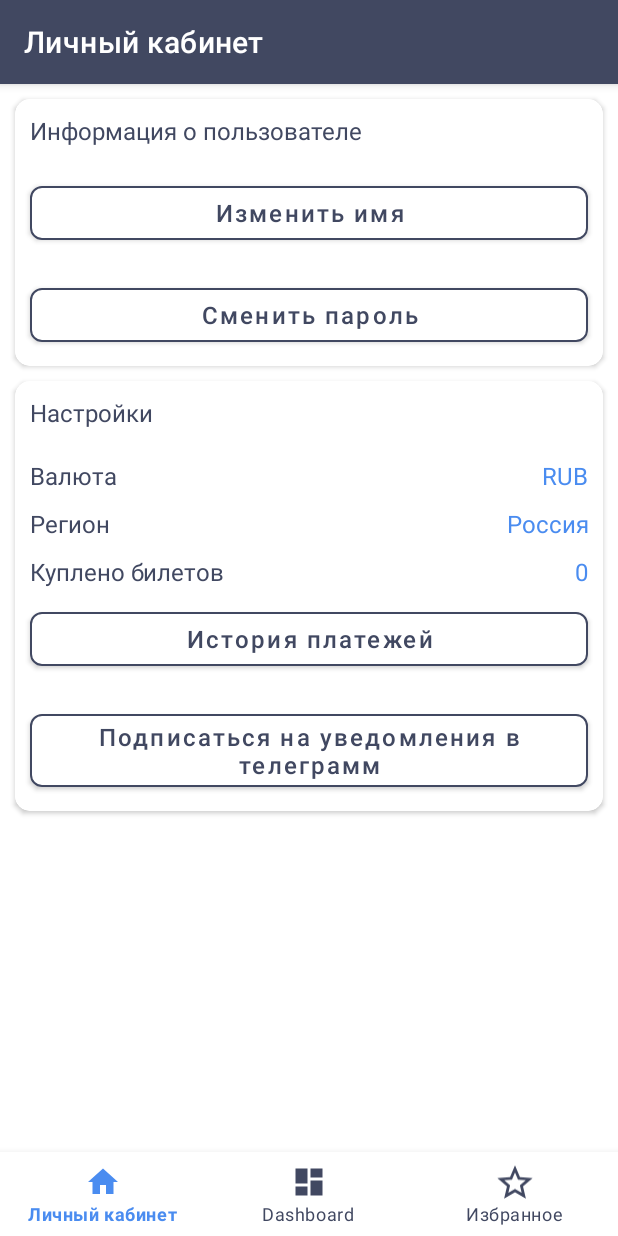
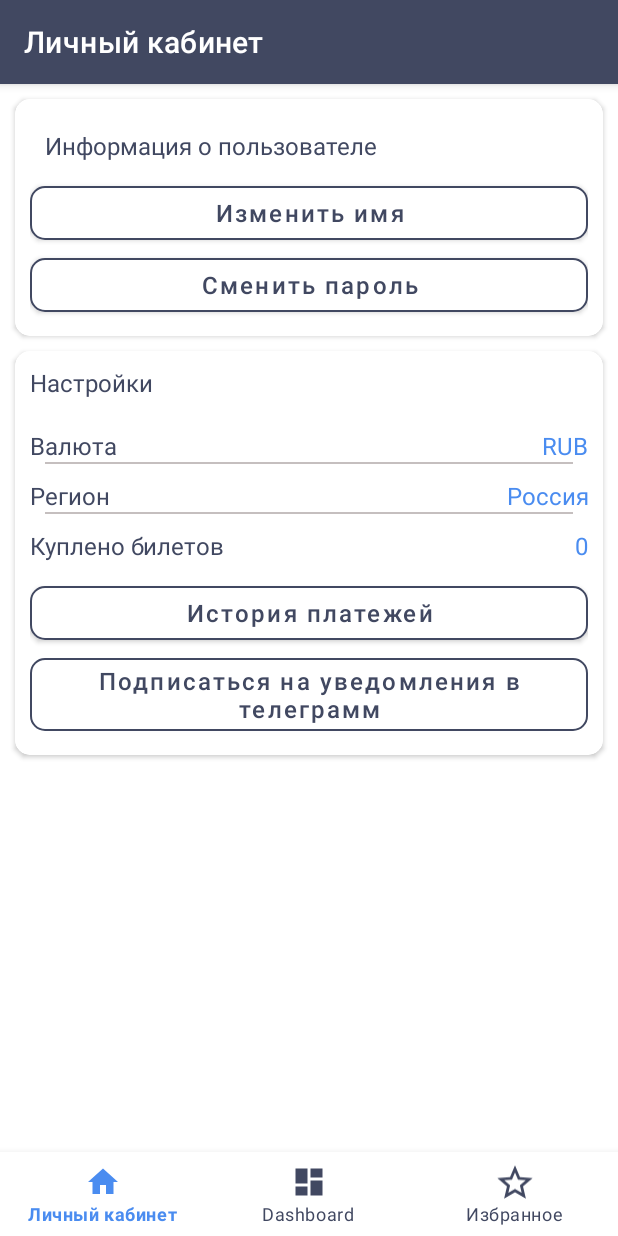
Before and after one commit to kathiir/AviaProject, an Android app: the screen it shows after launch (MainActivity), on a phone screen of 412 x 824 dp. Run offline under Robolectric (Android 15) with nearby library versions, the phone set to English and light mode, and no system bars; our stand-ins replace navigation-ui.

Commit message:
Added utility screens for login, register and pass recovering

```diff
--- a/frontend/app/src/main/java/com/example/aviaApplication/ui/home/HomeFragment.java
+++ b/frontend/app/src/main/java/com/example/aviaApplication/ui/home/HomeFragment.java
@@ -4,12 +4,9 @@ import android.os.Bundle;
 import android.view.LayoutInflater;
 import android.view.View;
 import android.view.ViewGroup;
-import android.widget.TextView;
 
 import androidx.annotation.NonNull;
-import androidx.annotation.Nullable;
 import androidx.fragment.app.Fragment;
-import androidx.lifecycle.Observer;
 import androidx.lifecycle.ViewModelProvider;
 
 import com.example.aviaApplication.R;
--- /dev/null
+++ b/frontend/app/src/main/res/drawable/divider_linear_layout.xml
@@ -0,0 +1,5 @@
+<?xml version="1.0" encoding="utf-8"?>
+<shape xmlns:android="http://schemas.android.com/apk/res/android" >
+    <size android:height="1dp"/>
+    <solid android:color="#c5bfbf"/>
+</shape>
--- a/frontend/app/src/main/res/drawable/rounded_corners_stroke.xml
+++ b/frontend/app/src/main/res/drawable/rounded_corners_for_login_screen.xml
@@ -3,11 +3,11 @@
     android:layout_width="wrap_content"
     android:layout_height="wrap_content"
     android:shape="rectangle">
-    <solid android:color="@color/white" />
+    <solid android:color="@color/sail" />
     <corners android:radius="@dimen/default_corner_radius" />
 
     <stroke
         android:width="1dp"
-        android:color="@color/fiord" />
+        android:color="@color/white" />
 
 </shape>
--- a/frontend/app/src/main/res/layout/fragment_home.xml
+++ b/frontend/app/src/main/res/layout/fragment_home.xml
@@ -10,17 +10,17 @@
     <androidx.cardview.widget.CardView
         android:layout_width="match_parent"
         android:layout_height="wrap_content"
-        android:layout_marginStart="10dp"
-        android:layout_marginTop="10dp"
-        android:layout_marginEnd="10dp"
+        android:layout_marginStart="@dimen/default_home_margin"
+        android:layout_marginTop="@dimen/default_home_margin"
+        android:layout_marginEnd="@dimen/default_home_margin"
         android:elevation="5dp"
         app:cardCornerRadius="@dimen/default_corner_radius">
 
         <LinearLayout
             android:layout_width="match_parent"
             android:layout_height="wrap_content"
+            android:padding="10dp"
             android:background="@drawable/rounded_corners"
-
             android:orientation="vertical">
 
             <TextView
@@ -28,7 +28,7 @@
                 android:layout_width="wrap_content"
                 android:layout_height="match_parent"
                 android:text="@string/title_user_name"
-                android:layout_margin="10dp"
+                android:layout_margin="@dimen/default_home_margin"
                 style="@style/TextViewInSettings"/>
 
             <Button
@@ -36,25 +36,26 @@
                 android:layout_width="match_parent"
                 android:layout_height="wrap_content"
                 android:text="@string/button_change_name"
+                android:layout_margin="0dp"
                 style="@style/ButtonWithBorders"/>
 
             <Button
                 android:id="@+id/button_change_pass"
                 style="@style/ButtonWithBorders"
+                android:layout_margin="0dp"
                 android:layout_width="match_parent"
                 android:layout_height="wrap_content"
                 android:text="@string/button_change_pass" />
 
         </LinearLayout>
-
     </androidx.cardview.widget.CardView>
 
     <androidx.cardview.widget.CardView
         android:layout_width="match_parent"
         android:layout_height="wrap_content"
-        android:layout_marginStart="10dp"
-        android:layout_marginTop="10dp"
-        android:layout_marginEnd="10dp"
+        android:layout_marginStart="@dimen/default_home_margin"
+        android:layout_marginTop="@dimen/default_home_margin"
+        android:layout_marginEnd="@dimen/default_home_margin"
         android:elevation="5dp"
         app:cardCornerRadius="@dimen/default_corner_radius">
 
@@ -71,6 +72,14 @@
                 android:text="@string/title_settings"
                 android:layout_margin="10dp"
                 style="@style/TextViewInSettings"/>
+
+            <LinearLayout
+                android:orientation="vertical"
+                android:divider="@drawable/divider_linear_layout"
+                android:showDividers="middle"
+                android:dividerPadding="20dp"
+                android:layout_width="match_parent"
+                android:layout_height="wrap_content">
 
             <LinearLayout
                 android:layout_width="match_parent"
@@ -143,22 +152,31 @@
                     android:textColor="@color/cornflower_blue"
                     style="@style/TextViewInSettings"/>
             </LinearLayout>
+            </LinearLayout>
 
+            <LinearLayout
+                android:orientation="vertical"
+                android:layout_width="match_parent"
+                android:layout_height="wrap_content"
+                android:padding="10dp">
 
             <Button
                 android:id="@+id/button_payment_history"
                 android:layout_width="match_parent"
                 android:layout_height="wrap_content"
                 android:text="@string/button_payment_history"
+                android:layout_margin="0dp"
                 style="@style/ButtonWithBorders"/>
 
             <Button
                 android:id="@+id/button_teleg_notifications"
                 style="@style/ButtonWithBorders"
+                android:layout_margin="0dp"
                 android:layout_width="match_parent"
                 android:layout_height="wrap_content"
                 android:text="@string/button_teleg_notifications"/>
 
+            </LinearLayout>
         </LinearLayout>
 
     </androidx.cardview.widget.CardView>
--- a/frontend/app/src/main/res/values/colors.xml
+++ b/frontend/app/src/main/res/values/colors.xml
@@ -18,4 +18,5 @@
     <color name="jordy_blue">#92AFF8</color>
     <color name="fiord">#414861</color>
     <color name="cornflower_blue">#4A8CF0</color>
+    <color name="sail">#a9c0f9</color>
 </resources>
--- a/frontend/app/src/main/res/values/dimens.xml
+++ b/frontend/app/src/main/res/values/dimens.xml
@@ -3,5 +3,12 @@
     <dimen name="activity_horizontal_margin">16dp</dimen>
     <dimen name="activity_vertical_margin">16dp</dimen>
 
+<!--all corners-->
     <dimen name="default_corner_radius">10dp</dimen>
+<!--    home screen-->
+    <dimen name="default_home_margin">10dp</dimen>
+<!--login screen-->
+    <dimen name="default_login_margin_horisontal">10dp</dimen>
+    <dimen name="default_login_margin_vertical">5dp</dimen>
+    <dimen name="default_login_padding">10dp</dimen>
 </resources>
```
Also changed, not shown: frontend/app/src/main/res/layout/fragment_change_pass.xml (added, +46 -0 lines), frontend/app/src/main/res/layout/fragment_login.xml (+34 -15 lines), frontend/app/src/main/res/layout/fragment_recover_pass.xml (added, +41 -0 lines), frontend/app/src/main/res/layout/fragment_register.xml (added, +54 -0 lines), frontend/app/src/main/res/values/strings.xml (+17 -3 lines), frontend/app/src/main/res/values/styles.xml (+33 -2 lines).
